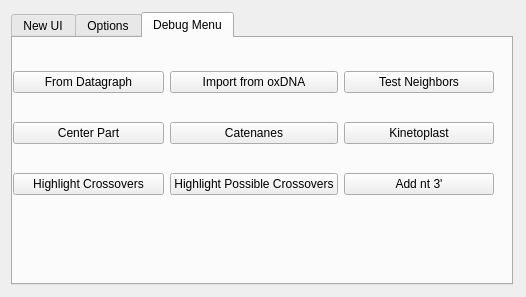
This is AdenitaCoreSE/form/SEAdenitaCoreSEAppGUI.ui in edellano/Adenita-SAMSON-Edition as Qt 5 draws it before an edit. The edited form follows.
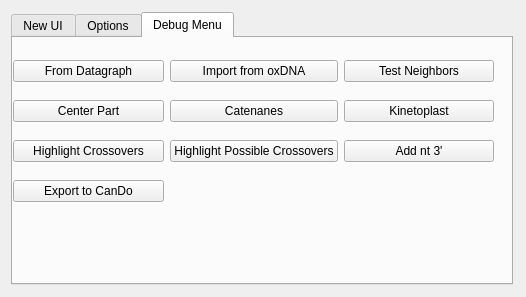
This is the edited form.

Commit message: Working on export to CanDo

```diff
--- a/AdenitaCoreSE/form/SEAdenitaCoreSEAppGUI.ui
+++ b/AdenitaCoreSE/form/SEAdenitaCoreSEAppGUI.ui
@@ -381,6 +381,13 @@
             </property>
            </widget>
           </item>
+          <item row="3" column="0">
+           <widget class="QPushButton" name="btnExportCanDo">
+            <property name="text">
+             <string>Export to CanDo</string>
+            </property>
+           </widget>
+          </item>
          </layout>
         </widget>
        </widget>
```
Left out of the diff: 59 changed lines with no effect on the pictures. The commit also changes 7 other files.
